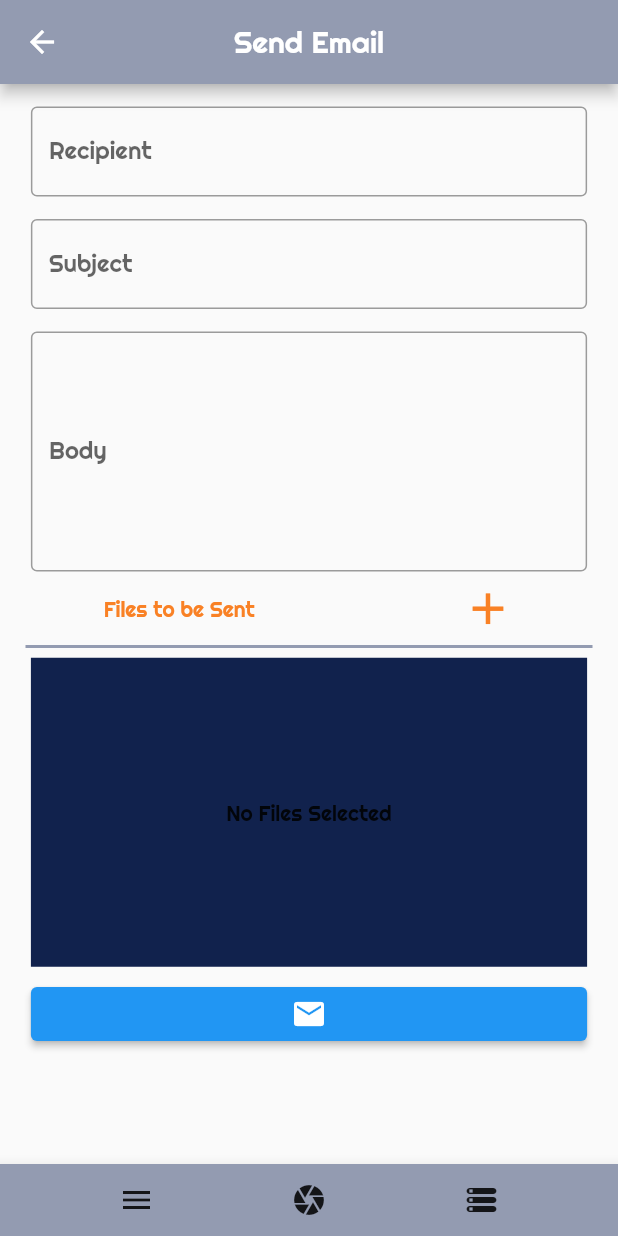
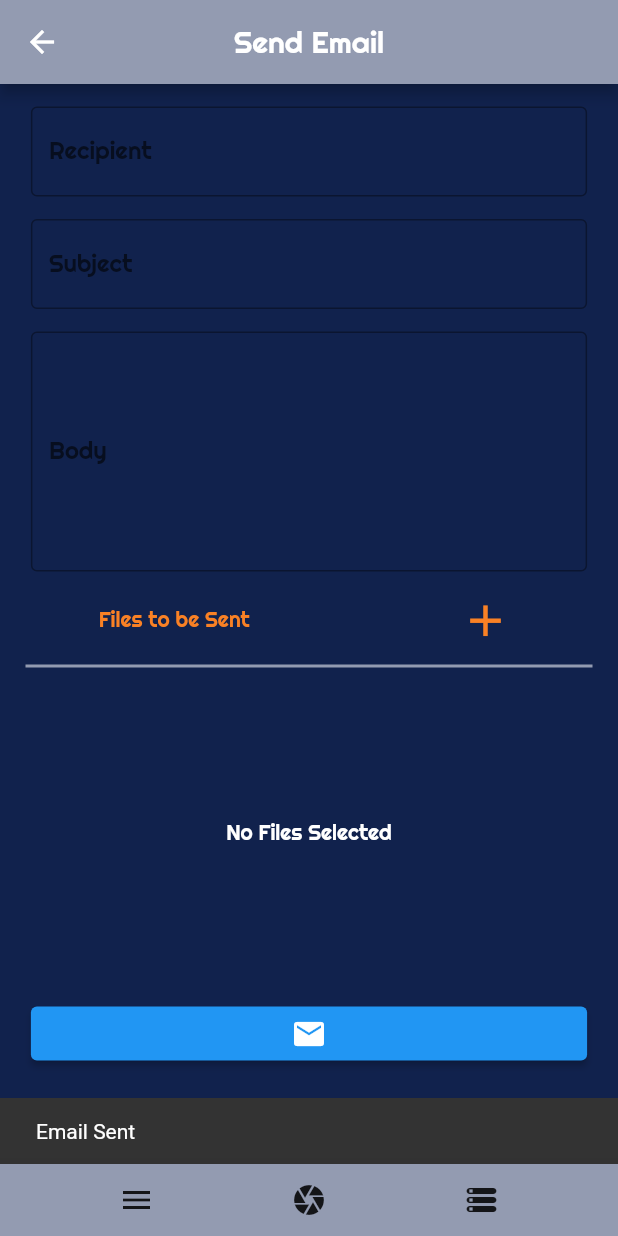
Before and after one commit to brianchang12/Asciify, a Flutter app: the screen it shows after launch, item 3 of the bottom bar chosen, after a tap on the "email" icon, on a phone screen of 412 x 824 dp. Run offline on Flutter 3.47's test engine with Material 2 defaults, Android fonts, the phone set to English and light mode, and no system bars; our stand-ins replace file_picker, image_cropper, image_picker; missing offline and left inert: flutter_email_sender.

Commit message:
email sending ability finished

```diff
--- a/lib/screens/email_page.dart
+++ b/lib/screens/email_page.dart
@@ -1,7 +1,8 @@
 
 import 'dart:io';
-import 'package:asciify/icon/custom_icons.dart';
+import 'package:file_picker/file_picker.dart';
 import 'package:flutter/material.dart';
+import 'package:flutter_email_sender/flutter_email_sender.dart';
 
 class EmailPage extends StatefulWidget {
 
@@ -10,15 +11,14 @@ class EmailPage extends StatefulWidget {
 }
 
 class _EmailPageState extends State<EmailPage> {
-  List<File>? _files;
-  TextEditingController? _recipientController;
-  TextEditingController? _subjectController;
-  TextEditingController? _bodyController;
+  List<File> _files = [];
+  late TextEditingController _recipientController;
+  late TextEditingController _subjectController;
+  late TextEditingController _bodyController;
 
   @override
   void initState() {
     super.initState();
-    _files = [];
     _recipientController = TextEditingController();
     _subjectController = TextEditingController();
     _bodyController = TextEditingController();
@@ -27,10 +27,9 @@ class _EmailPageState extends State<EmailPage> {
 
   @override
   void dispose() {
-    _files = null;
-    _recipientController!.dispose();
-    _subjectController!.dispose();
-    _bodyController!.dispose();
+    _recipientController.dispose();
+    _subjectController.dispose();
+    _bodyController.dispose();
     super.dispose();
   }
 
@@ -53,13 +52,17 @@ class _EmailPageState extends State<EmailPage> {
   }
 
   Widget _fileDisplay() {
-    if (_files!.isEmpty == true) {
+    if (_files.isEmpty == true) {
       return Container(
         color: Color(0xFF11224D),
         width: MediaQuery.of(context).size.width * 0.90,
         height: MediaQuery.of(context).size.height * 0.25,
         child: Center(
-          child: Text("No Files Selected"),
+          child: Text("No Files Selected",
+              style: TextStyle(
+                color: Colors.white
+              ),
+          ),
         ),
       );
     } else {
@@ -68,15 +71,22 @@ class _EmailPageState extends State<EmailPage> {
         width: MediaQuery.of(context).size.width * 0.90,
         height: MediaQuery.of(context).size.height * 0.25,
         child: ListView.builder(
-            itemCount: _files!.length,
+            itemCount: _files.length,
             itemBuilder: (context, index) {
-              List<String> pathComponents = _files![index].path.split(r"/");
+              List<String> pathComponents = _files[index].path.split(r"/");
               String fileName = pathComponents.last;
               return Card(
                 child: ListTile(
                   title: Text(fileName),
-                  subtitle: Text(_files![index].path),
-                  trailing: Icon(Icons.indeterminate_check_box_outlined),
+                  subtitle: Text(_files[index].path),
+                  trailing: IconButton(
+                    icon: Icon(Icons.indeterminate_check_box_outlined),
+                    onPressed: () {
+                      setState(() {
+                        _files.removeAt(index);
+                      });
+                    },
+                  ),
                 ),
               );
             }),
@@ -88,16 +98,61 @@ class _EmailPageState extends State<EmailPage> {
     return Container(
       margin: EdgeInsets.only(top: 7.5),
       width: MediaQuery.of(context).size.width * 0.90,
-      child: ElevatedButton(onPressed: () {},
+      child: ElevatedButton(onPressed: () async {
+        Iterable<String> filePaths = _files.map((e) => e.path);
+        Email email = Email(
+          body: _bodyController.text,
+          subject: _subjectController.text,
+          recipients: [_recipientController.text],
+          attachmentPaths: filePaths.toList(),
+          isHTML: false
+        );
+        String platformResponse;
+        try {
+          await FlutterEmailSender.send(email);
+          platformResponse = 'success';
+          print(platformResponse);
+          ScaffoldMessenger.of(context).showSnackBar(
+            SnackBar(content: Text("Email Sent"))
+          );
+        } catch (error) {
+          platformResponse = error.toString();
+          print(platformResponse);
+          ScaffoldMessenger.of(context).showSnackBar(
+              SnackBar(content: Text("Email Not Sent"))
+          );
+        }
+        // await FlutterEmailSender.send(email);
+        // ScaffoldMessenger.of(context).showSnackBar(
+        //   SnackBar(content: Text("Email Sent"))
+        // );
+      },
           child: Icon(Icons.email,
           ),
       ),
     );
   }
 
+  Future<File?> getAsciiFile() async {
+    print('Starting');
+    FilePickerResult? _pickedResult = await FilePicker.platform.pickFiles(
+      type: FileType.custom,
+      allowedExtensions: ['txt', 'jpg', 'png'],
+    );
+    print('finished picking');
+    if (_pickedResult != null) {
+      File file = File(_pickedResult.files.single.path!);
+      print('return files');
+      return file;
+    } else {
+      return null;
+    }
+  }
+
   @override
   Widget build(BuildContext context) {
     return Scaffold(
+      backgroundColor: Theme.of(context).backgroundColor,
       bottomNavigationBar: BottomAppBar(
         child: Row(
           mainAxisAlignment: MainAxisAlignment.spaceEvenly,
@@ -134,20 +189,20 @@ class _EmailPageState extends State<EmailPage> {
                       .size
                       .width * 0.90,
                   child: emailFields(
-                      'Recipient', 15.0, 7.5, 1, _recipientController!)),
+                      'Recipient', 15.0, 7.5, 1, _recipientController)),
               Container(
                   width: MediaQuery
                       .of(context)
                       .size
                       .width * 0.90,
                   child: emailFields(
-                      'Subject', 7.5, 7.5, 1, _subjectController!)),
+                      'Subject', 7.5, 7.5, 1, _subjectController)),
               Container(
                   width: MediaQuery
                       .of(context)
                       .size
                       .width * 0.90,
-                  child: emailFields('Body', 7.5, 7.5, 6, _bodyController!)
+                  child: emailFields('Body', 7.5, 7.5, 6, _bodyController)
               ),
               Column(
                 mainAxisSize: MainAxisSize.min,
@@ -161,9 +216,20 @@ class _EmailPageState extends State<EmailPage> {
                             color: Color(0xFFF98125),
                           ),
                         ),
-                        Icon(Icons.add,
-                        size: 35,
-                          color:  Color(0xFFF98125),
+                        IconButton(
+                          onPressed: () async {
+                            File? fileToAdd = await getAsciiFile();
+                            if (fileToAdd != null) {
+                              print("success");
+                              setState(() {
+                                _files.add(fileToAdd);
+                              });
+                            }
+                          },
+                          icon: Icon(Icons.add,
+                          size: 35,
+                            color:  Color(0xFFF98125),
+                          ),
                         ),
                       ]
                   ),
--- a/pubspec.yaml
+++ b/pubspec.yaml
@@ -21,6 +21,7 @@ environment:
   sdk: ">=2.12.0 <3.0.0"
 
 dependencies:
+  flutter_email_sender: ^5.0.0
   image_pixels: ^2.0.0
   dio: ^4.0.0
   image: ^3.0.2
@@ -28,6 +29,7 @@ dependencies:
   image_cropper: ^1.4.0
   path_provider: ^2.0.1
   permission_handler: ^6.1.1
+
   flutter:
     sdk: flutter
 
```
Also changed, not shown: pubspec.lock.
